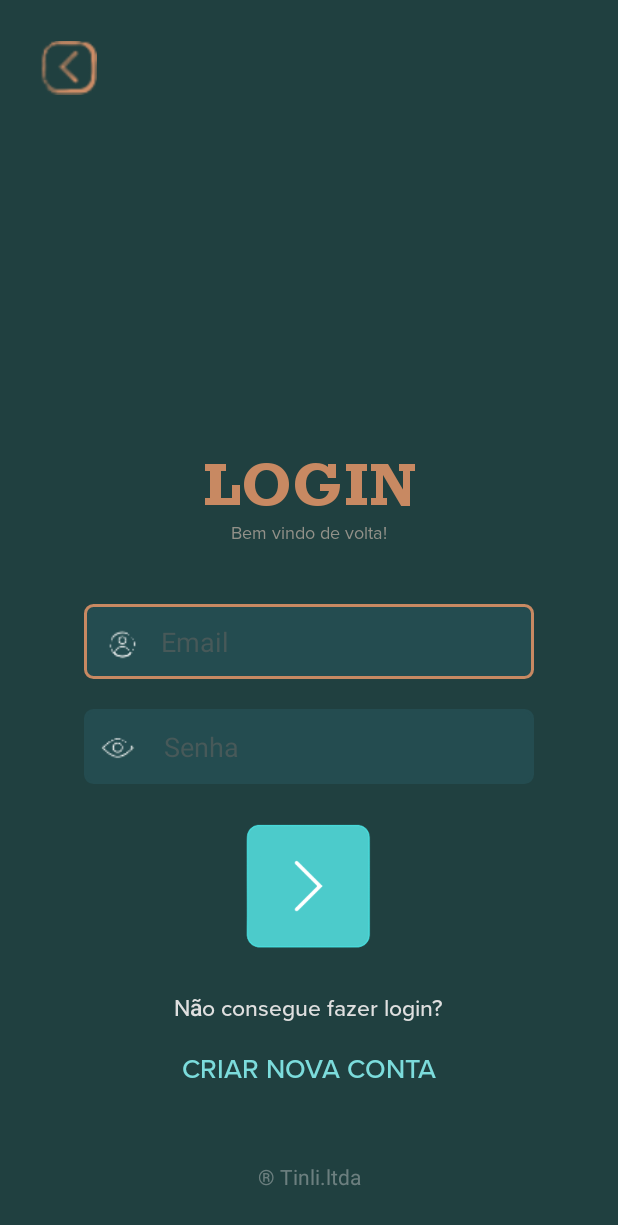
After one commit to ES2-UFPI/Troca-Livros, an Android app: the Login screen opened directly, with no data from a screen before it, on a phone screen of 412 x 824 dp. The commit adds this screen. Shown: the top 1225 px of the screen. Run offline under Robolectric (Android 15) with nearby library versions, the phone set to English and light mode, and no system bars.

Commit message:
Login View created

```diff
--- a/Frontend/app/src/main/AndroidManifest.xml
+++ b/Frontend/app/src/main/AndroidManifest.xml
@@ -10,6 +10,12 @@
         android:supportsRtl="true"
         android:theme="@style/Theme.Tinli">
         <activity
+            android:name=".Login"
+            android:exported="false" />
+        <activity
+            android:name=".Home"
+            android:exported="false" />
+        <activity
             android:name=".MainActivity"
             android:exported="true">
             <intent-filter>
--- /dev/null
+++ b/Frontend/app/src/main/java/com/rubick/tinli/Home.java
@@ -0,0 +1,14 @@
+package com.rubick.tinli;
+
+import androidx.appcompat.app.AppCompatActivity;
+
+import android.os.Bundle;
+
+public class Home extends AppCompatActivity {
+
+    @Override
+    protected void onCreate(Bundle savedInstanceState) {
+        super.onCreate(savedInstanceState);
+        setContentView(R.layout.activity_home);
+    }
+}
--- /dev/null
+++ b/Frontend/app/src/main/java/com/rubick/tinli/Login.java
@@ -0,0 +1,45 @@
+package com.rubick.tinli;
+
+import androidx.appcompat.app.AppCompatActivity;
+
+import android.content.Intent;
+import android.os.Bundle;
+import android.view.WindowManager;
+import android.widget.EditText;
+import android.widget.ImageView;
+import android.widget.Toast;
+
+public class Login extends AppCompatActivity {
+    private ImageView loginBt;
+    private ImageView backBt;
+    private EditText email;
+    private EditText password;
+
+    @Override
+    protected void onCreate(Bundle savedInstanceState) {
+        super.onCreate(savedInstanceState);
+        setContentView(R.layout.activity_login);
+        getSupportActionBar().hide();
+        this.getWindow().setFlags(WindowManager.LayoutParams.FLAG_FULLSCREEN, WindowManager.LayoutParams.FLAG_FULLSCREEN);
+
+        setItems();
+    }
+
+    private void setItems() {
+        loginBt = findViewById(R.id.login_bt);
+        backBt = findViewById(R.id.back_bt);
+        email = findViewById(R.id.email_input);
+        password = findViewById(R.id.password_input);
+
+        loginBt.setOnClickListener(v ->{
+            if(email.getText().toString().isEmpty() || password.getText().toString().isEmpty()){
+                Toast.makeText(getApplicationContext(), "Todos os campos devem ser preenchidos!", Toast.LENGTH_SHORT).show();
+            }
+        });
+
+        backBt.setOnClickListener(v -> {
+            Intent mainActivity = new Intent(getApplicationContext(), MainActivity.class);
+            startActivity(mainActivity);
+        });
+    }
+}
--- a/Frontend/app/src/main/java/com/rubick/tinli/MainActivity.java
+++ b/Frontend/app/src/main/java/com/rubick/tinli/MainActivity.java
@@ -2,8 +2,11 @@ package com.rubick.tinli;
 
 import androidx.appcompat.app.AppCompatActivity;
 
+import android.content.Intent;
 import android.os.Bundle;
 import android.view.WindowManager;
+import android.widget.Button;
+import android.widget.ImageView;
 
 public class MainActivity extends AppCompatActivity {
 
@@ -13,5 +16,12 @@ public class MainActivity extends AppCompatActivity {
         setContentView(R.layout.activity_main);
         getSupportActionBar().hide();
         this.getWindow().setFlags(WindowManager.LayoutParams.FLAG_FULLSCREEN, WindowManager.LayoutParams.FLAG_FULLSCREEN);
+
+        Button startSeason = findViewById(R.id.start_season);
+
+        startSeason.setOnClickListener(v ->{
+            Intent login = new Intent(getApplicationContext(), Login.class);
+            startActivity(login);
+        });
     }
 }
--- /dev/null
+++ b/Frontend/app/src/main/res/drawable/custom_input.xml
@@ -0,0 +1,20 @@
+<?xml version="1.0" encoding="utf-8"?>
+<selector xmlns:android="http://schemas.android.com/apk/res/android">
+
+    <item android:state_enabled="true" android:state_focused="true">
+        <shape android:shape="rectangle">
+            <solid android:color="@color/app_input_background_color"/>
+            <corners android:radius="5dp"/>
+            <stroke android:color="@color/app_yellow_color" android:width="2dp"/>
+        </shape>
+    </item>
+
+    <item android:state_enabled="true">
+        <shape android:shape="rectangle">
+            <solid android:color="@color/app_input_background_color"/>
+            <corners android:radius="5dp"/>
+            <stroke android:color="@color/app_input_background_color" android:width="2dp"/>
+        </shape>
+    </item>
+
+</selector>
--- /dev/null
+++ b/Frontend/app/src/main/res/layout/activity_home.xml
@@ -0,0 +1,9 @@
+<?xml version="1.0" encoding="utf-8"?>
+<androidx.constraintlayout.widget.ConstraintLayout xmlns:android="http://schemas.android.com/apk/res/android"
+    xmlns:app="http://schemas.android.com/apk/res-auto"
+    xmlns:tools="http://schemas.android.com/tools"
+    android:layout_width="match_parent"
+    android:layout_height="match_parent"
+    tools:context=".Home">
+
+</androidx.constraintlayout.widget.ConstraintLayout>
--- /dev/null
+++ b/Frontend/app/src/main/res/layout/activity_login.xml
@@ -0,0 +1,129 @@
+<?xml version="1.0" encoding="utf-8"?>
+<androidx.constraintlayout.widget.ConstraintLayout xmlns:android="http://schemas.android.com/apk/res/android"
+    xmlns:app="http://schemas.android.com/apk/res-auto"
+    xmlns:tools="http://schemas.android.com/tools"
+    android:layout_width="match_parent"
+    android:layout_height="match_parent"
+    android:background="@color/app_background_color"
+    tools:context=".Login">
+
+    <ImageView
+        android:id="@+id/back_bt"
+        android:layout_width="wrap_content"
+        android:layout_height="wrap_content"
+        android:layout_marginStart="30dp"
+        android:layout_marginTop="30dp"
+        android:scaleX="1.2"
+        android:scaleY="1.2"
+        android:src="@drawable/back_bt"
+        app:layout_constraintStart_toStartOf="parent"
+        app:layout_constraintTop_toTopOf="parent"
+        tools:ignore="ContentDescription" />
+
+    <TextView
+        android:id="@+id/textView2"
+        android:layout_width="wrap_content"
+        android:layout_height="wrap_content"
+        android:fontFamily="@font/rockwell_bold"
+        android:text="@string/login"
+        android:textColor="@color/app_yellow_color"
+        android:textSize="40sp"
+        app:layout_constraintBottom_toTopOf="@+id/textView5"
+        app:layout_constraintEnd_toEndOf="parent"
+        app:layout_constraintStart_toStartOf="parent" />
+
+    <TextView
+        android:layout_marginBottom="40dp"
+        android:id="@+id/textView5"
+        android:layout_width="wrap_content"
+        android:layout_height="wrap_content"
+        android:fontFamily="@font/proxima_nova"
+        android:text="@string/welcome"
+        android:textColor="#929189"
+        android:textSize="12sp"
+        app:layout_constraintBottom_toTopOf="@+id/email_input"
+        app:layout_constraintEnd_toEndOf="parent"
+        app:layout_constraintStart_toStartOf="parent" />
+
+    <EditText
+        android:id="@+id/email_input"
+        android:layout_marginBottom="20dp"
+        android:layout_width="300dp"
+        android:layout_height="50dp"
+        android:background="@drawable/custom_input"
+        android:drawableStart="@drawable/email_input_icon"
+        android:hint="@string/email"
+        android:inputType="textEmailAddress"
+        android:textColor="@color/app_gray_color"
+        android:textColorHint="@color/app_input_unfocused_color"
+        app:layout_constraintBottom_toTopOf="@+id/password_input"
+        app:layout_constraintEnd_toEndOf="parent"
+        app:layout_constraintStart_toStartOf="parent"
+        tools:ignore="Autofill" />
+
+    <EditText
+        android:id="@+id/password_input"
+        android:layout_marginBottom="20dp"
+        android:layout_width="300dp"
+        android:layout_height="50dp"
+        android:background="@drawable/custom_input"
+        android:drawableStart="@drawable/password_icon"
+        android:drawablePadding="10dp"
+        android:hint="@string/password"
+        android:inputType="textPassword"
+        android:textColor="@color/app_gray_color"
+        android:textColorHint="@color/app_input_unfocused_color"
+        app:layout_constraintBottom_toTopOf="@+id/login_bt"
+        app:layout_constraintEnd_toEndOf="parent"
+        app:layout_constraintStart_toStartOf="parent"
+        tools:ignore="Autofill" />
+
+    <ImageView
+        android:layout_marginBottom="20dp"
+        android:id="@+id/login_bt"
+        android:layout_width="100dp"
+        android:layout_height="100dp"
+        android:src="@drawable/login_bt"
+        app:layout_constraintBottom_toTopOf="@+id/textView6"
+        app:layout_constraintEnd_toEndOf="parent"
+        app:layout_constraintStart_toStartOf="parent"
+        tools:ignore="ContentDescription" />
+
+    <TextView
+        android:layout_marginBottom="20dp"
+        android:id="@+id/textView6"
+        android:layout_width="wrap_content"
+        android:layout_height="wrap_content"
+        android:fontFamily="@font/proxima_nova_medium"
+        android:text="@string/cannot_log_in"
+        android:textColor="@color/app_gray_color"
+        android:textSize="15sp"
+        app:layout_constraintBottom_toTopOf="@+id/textView7"
+        app:layout_constraintEnd_toEndOf="parent"
+        app:layout_constraintStart_toStartOf="parent" />
+
+    <TextView
+        android:textColor="#7cdcdc"
+        android:textSize="18sp"
+        android:fontFamily="@font/proxima_nova_medium"
+        android:layout_marginBottom="50dp"
+        android:id="@+id/textView7"
+        android:layout_width="wrap_content"
+        android:layout_height="wrap_content"
+        android:text="@string/create_new_account"
+        app:layout_constraintBottom_toTopOf="@+id/textView3"
+        app:layout_constraintEnd_toEndOf="parent"
+        app:layout_constraintStart_toStartOf="parent" />
+
+    <TextView
+        android:id="@+id/textView3"
+        android:layout_width="wrap_content"
+        android:layout_height="wrap_content"
+        android:layout_marginBottom="30dp"
+        android:alpha="0.4"
+        android:text="@string/app_name_ltda"
+        android:textColor="#DFDFDF"
+        app:layout_constraintBottom_toBottomOf="parent"
+        app:layout_constraintEnd_toEndOf="parent"
+        app:layout_constraintStart_toStartOf="parent" />
+</androidx.constraintlayout.widget.ConstraintLayout>
--- a/Frontend/app/src/main/res/layout/activity_main.xml
+++ b/Frontend/app/src/main/res/layout/activity_main.xml
@@ -46,14 +46,14 @@
         android:text="@string/slogan"
         android:textAlignment="center"
         android:textColor="#d9c4b8"
-        app:layout_constraintBottom_toTopOf="@+id/button"
+        app:layout_constraintBottom_toTopOf="@+id/start_season"
         app:layout_constraintEnd_toEndOf="parent"
         app:layout_constraintStart_toStartOf="parent"
         app:layout_constraintTop_toTopOf="parent" />
 
 
     <Button
-        android:id="@+id/button"
+        android:id="@+id/start_season"
         android:layout_width="300dp"
         android:layout_height="75dp"
         android:layout_marginBottom="180dp"
--- a/Frontend/app/src/main/res/values/colors.xml
+++ b/Frontend/app/src/main/res/values/colors.xml
@@ -7,4 +7,9 @@
     <color name="teal_700">#FF018786</color>
     <color name="black">#FF000000</color>
     <color name="white">#FFFFFFFF</color>
+    <color name="app_background_color">#204040</color>
+    <color name="app_yellow_color">#c88962</color>
+    <color name="app_gray_color">#DFDFDF</color>
+    <color name="app_input_background_color">#244c50</color>
+    <color name="app_input_unfocused_color">#475959</color>
 </resources>
--- a/Frontend/app/src/main/res/values/strings.xml
+++ b/Frontend/app/src/main/res/values/strings.xml
@@ -4,4 +4,10 @@
     <string name="register_bt_text">CRIAR CONTA</string>
     <string name="app_name_ltda">® Tinli.ltda</string>
     <string name="slogan">Encontre seu próximo \n livro favorito</string>
+    <string name="email">Email</string>
+    <string name="password">Senha</string>
+    <string name="login">LOGIN</string>
+    <string name="welcome">Bem vindo de volta!</string>
+    <string name="cannot_log_in">Não consegue fazer login?</string>
+    <string name="create_new_account">CRIAR NOVA CONTA</string>
 </resources>
```
Also changed, not shown: Frontend/app/src/main/res/drawable/back_bt.png (added), Frontend/app/src/main/res/drawable/email_input_icon.png (added), Frontend/app/src/main/res/drawable/login_bt.png (added), Frontend/app/src/main/res/drawable/password_icon.png (added).
